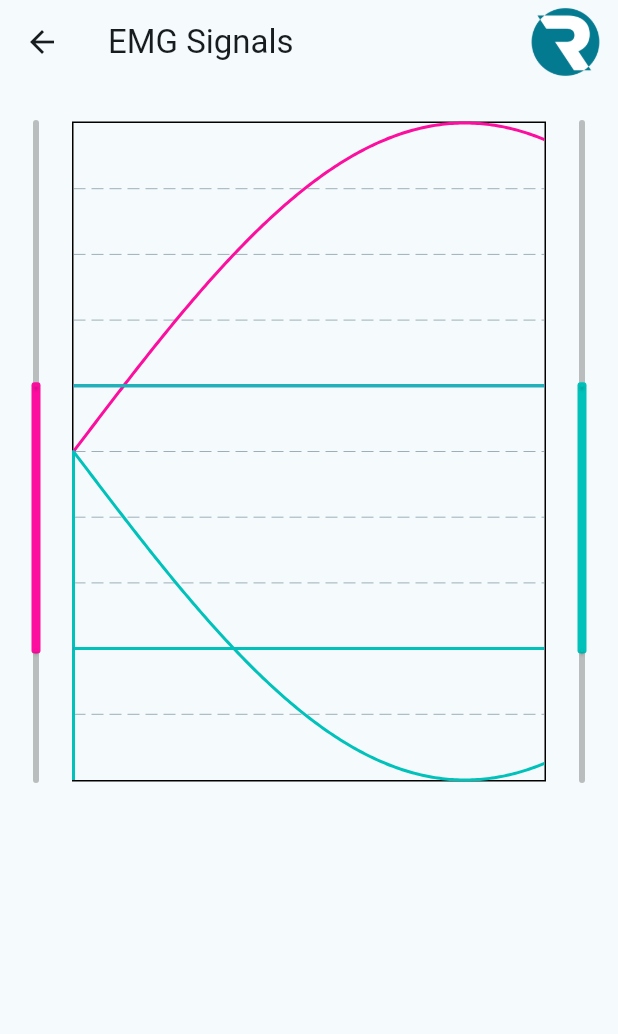
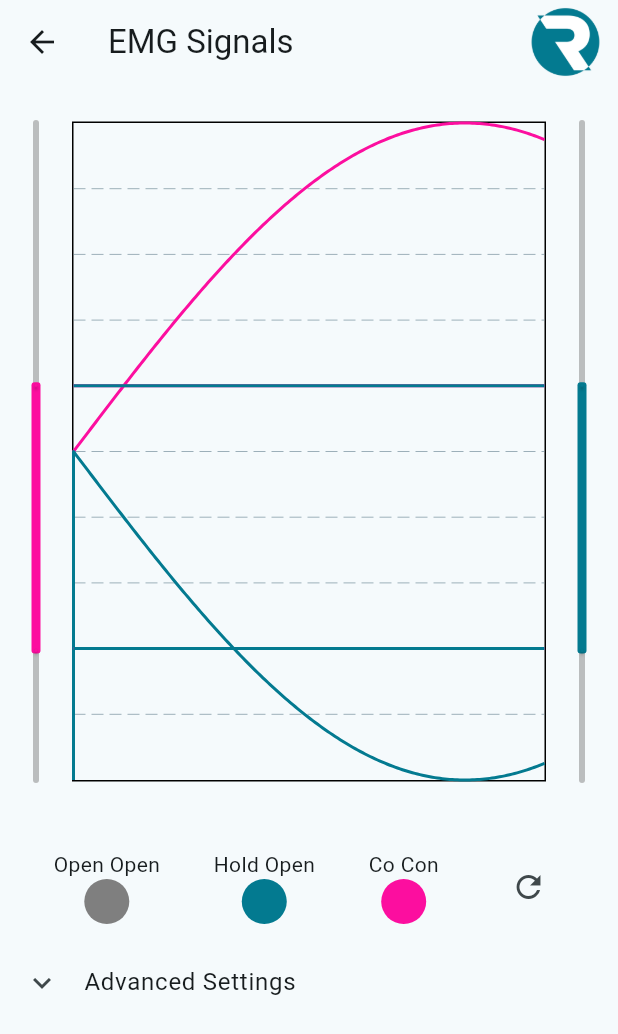
Before and after one commit to ms-840/bionic_interface_new, a Flutter app: the DataPresentationPage screen opened by its route, on a phone screen of 412 x 824 dp. Shown: the top 1034 px of the screen. Run offline on Flutter 3.47's test engine with Material 3 defaults, Android fonts, the phone set to English and light mode, and no system bars; drawn by our look-alikes of fl_chart; our stand-ins replace flutter_blue_plus, permission_handler; missing offline and left inert: dart:ffi, flutter_reactive_ble.

Commit message:
Added skeleton of training circles UI and start of Advanced settings UI

```diff
--- a/lib/screens/data_plot.dart
+++ b/lib/screens/data_plot.dart
@@ -54,7 +54,7 @@ class _DataPresentationPageState extends State<DataPresentationPage>{
   @override
   Widget build(BuildContext context){
     emg1Color = Theme.of(context).colorScheme.secondary;
-    emg2Color = Theme.of(context).colorScheme.tertiary;
+    emg2Color = Theme.of(context).colorScheme.primary;
       double max = 5; //TODO: this needs to be changed so it can be altered
       doubleLineChartData = listenableBuilder(liveDataLine(
           dataHandler.emg1DataToPlot.toList(growable: false),
@@ -85,6 +85,11 @@ class _DataPresentationPageState extends State<DataPresentationPage>{
                   child: rangeSlidersLayers(max, doubleLineChartData),
                 ),
               ),
+              Padding(
+                padding: const EdgeInsets.fromLTRB(0, 10, 0, 10),
+                child: trainingCircleRow(),
+              ),
+              AdvancedSettings(),
             ],
           ),
         ),
@@ -266,7 +271,8 @@ class _DataPresentationPageState extends State<DataPresentationPage>{
   }
   Widget thresholdSlider({
     required double max,
-    required String sliderType}){
+    required String sliderType})
+  {
     final range = generalHandler.getSignalSettings(sliderType);
     //print(range);
     return SliderTheme(
@@ -304,6 +310,68 @@ class _DataPresentationPageState extends State<DataPresentationPage>{
   }
   //#endregion
 
+
+  //#training Circle
+  //TODO: these values should not exist
+  bool show = true;
+  var status0 = 0;
+  var status1 = 1;
+  var status2 = 2;
+  Widget trainingCircleRow(){
+    //TODO: this is not properly hooked up yet
+    return Row(
+      mainAxisAlignment: MainAxisAlignment.spaceEvenly,
+      crossAxisAlignment: CrossAxisAlignment.center,
+      children: [
+        // 3 circles to test the triggers
+        // one button to reset
+        //const Text("Trigger Training: "),
+        trainingCircle("Open Open", status0),
+        trainingCircle("Hold Open", status1),
+        trainingCircle("Co Con", status2),
+        IconButton(
+            onPressed: (){
+              //TODO: this should send message back to the ble class to clear the trigger statuses
+              setState(() {
+                //TODO: This is temporary
+                if(show){
+                  status1 = 0;
+                  status2 = 0;
+                  print("reset!");
+                } else{
+                  status1 = 1;
+                  status2 = 2;
+                }
+                show = !show;
+              });
+            },
+            icon: const Icon(Icons.refresh))
+      ],
+    );
+  }
+
+  Widget trainingCircle(String triggerName, int status){
+    var grey = const Color(0xFF7F7F7F);
+    var pink = Theme.of(context).colorScheme.secondary;
+    var blue = Theme.of(context).colorScheme.primary;
+    return Column(
+      children: [
+        Text(triggerName),
+        Container(
+          width: 30,
+          height:  30,
+          decoration: BoxDecoration(
+            shape: BoxShape.circle,
+            color: status == 2 ? pink : status == 1? blue : grey,
+          ),
+        ),
+      ],
+    );
+  }
+
+  //#endregion
+
+
   @override
   void didChangeDependencies() {
     dataHandler = Provider.of<DataHandler>(context, listen: false);
@@ -318,6 +386,32 @@ class _DataPresentationPageState extends State<DataPresentationPage>{
     dataHandler.disconnectBLE();
     super.dispose();
   }
+}
+
+class AdvancedSettings extends StatefulWidget{
+  @override
+  State<AdvancedSettings> createState() => _AdvancedSettingsState();
+}
+
+class _AdvancedSettingsState extends State<AdvancedSettings>{
+
+  @override
+  void initState(){
+
+  }
+
+  @override
+  Widget build(BuildContext context) {
+    // TODO: implement build
+    return ExpansionTile(
+      title: const Text("Advanced Settings"),
+      controlAffinity: ListTileControlAffinity.leading,
+      children: [
+
+      ],
+    );
+  }
+
 }
 
 class SettingsDialog extends StatefulWidget{
```
Also changed, not shown: 3 other files.
